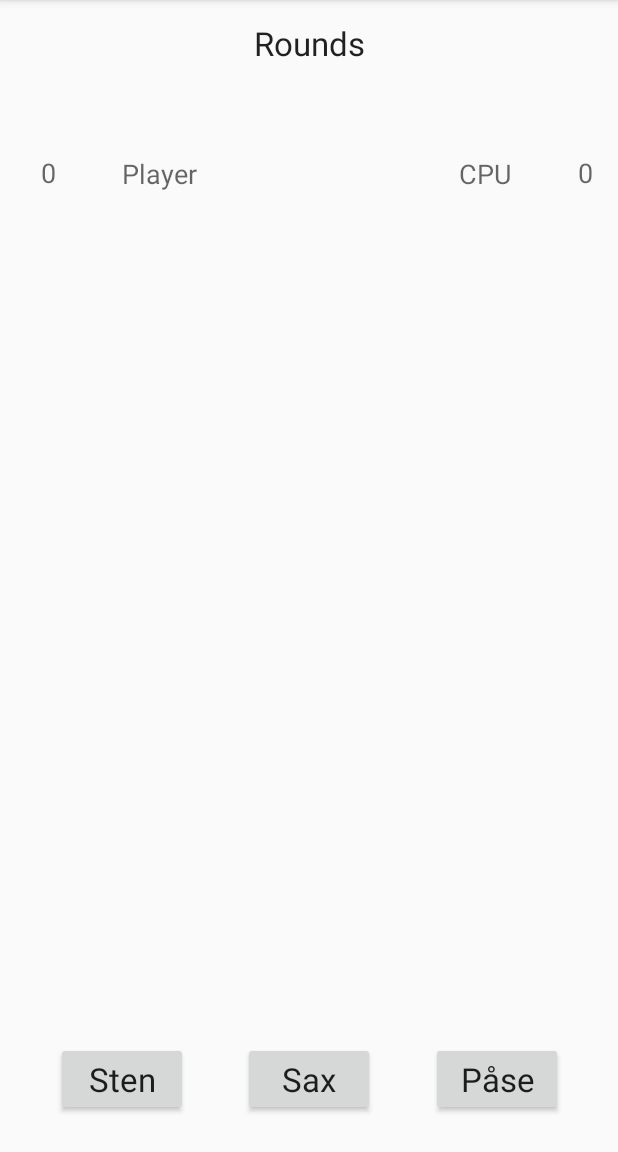
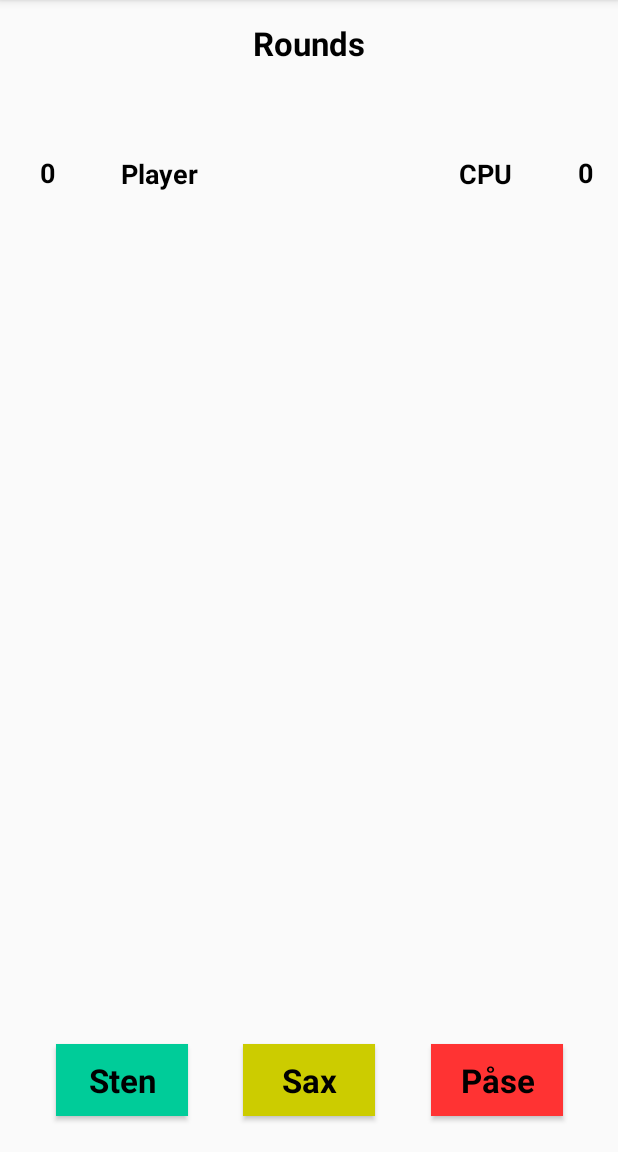
Before and after one commit to Nusret88/AndroidSSP, an Android app: the GameScreen screen opened directly, with no data from a screen before it, on a phone screen of 412 x 824 dp, the part 84-1236 px from its top. Run offline under Robolectric (Android 15) with nearby library versions, the phone set to English and light mode, and no system bars.

Commit message:
design changes

```diff
--- a/app/src/main/java/com/example/projektssp/GameMode.java
+++ b/app/src/main/java/com/example/projektssp/GameMode.java
@@ -4,6 +4,7 @@ import androidx.appcompat.app.AppCompatActivity;
 
 import android.content.Intent;
 import android.os.Bundle;
+import android.view.Gravity;
 import android.view.View;
 import android.widget.Button;
 import android.widget.RadioButton;
@@ -41,7 +42,8 @@ public class GameMode extends AppCompatActivity {
 
         radioButton = findViewById(radioId);
 
-        Toast.makeText(this,  radioButton.getText() + " rounds", Toast.LENGTH_LONG).show();
+        Toast.makeText(this,  radioButton.getText() + " rounds",Toast.LENGTH_LONG).show();
+
 
         gameModeStart.setEnabled(true);
 
@@ -109,8 +111,10 @@ public class GameMode extends AppCompatActivity {
     public static class DataHolder {
         private static int bestOf;
         private static int roundsOf;
+
         public static int getBestOf() {return bestOf;}
         public static void setBestOf(int bestOf) {DataHolder.bestOf = bestOf;}
+
         public static int getRoundsOf() {return roundsOf;}
         public static void setRoundsOf(int roundsOf) {DataHolder.roundsOf = roundsOf;}
     }
--- a/app/src/main/java/com/example/projektssp/ResultScreen.java
+++ b/app/src/main/java/com/example/projektssp/ResultScreen.java
@@ -3,6 +3,7 @@ package com.example.projektssp;
 import androidx.appcompat.app.AppCompatActivity;
 
 import android.content.Intent;
+import android.graphics.Color;
 import android.os.Bundle;
 import android.view.View;
 import android.widget.Button;
@@ -23,6 +24,7 @@ public class ResultScreen extends AppCompatActivity {
         cpuStats = findViewById(R.id.cpuStats);
 
         homeButton = findViewById(R.id.homeButton);
+        //homeButton.setBackgroundColor(Color.RED);
 
         roundStats.setText("Rounds: " + GameScreen.GameDataHolder.getRounds());
         playerStats.setText("Player: " + GameScreen.GameDataHolder.getPlayer());
@@ -50,7 +52,7 @@ public class ResultScreen extends AppCompatActivity {
         }
 
         if (GameScreen.GameDataHolder.getCpu() == GameScreen.GameDataHolder.getPlayer()) {
-            winnerStats.setText("There are no winner because it's a draw! " + "\n" + "Better luck next time!");
+            winnerStats.setText("There are no winner because it's a drawn! " + "\n" + "Better luck next time!");
         }
     }
 }
--- a/app/src/main/res/layout/activity_gamescreen.xml
+++ b/app/src/main/res/layout/activity_gamescreen.xml
@@ -12,6 +12,8 @@
         android:layout_height="wrap_content"
         android:layout_marginTop="14dp"
         android:text="@string/roundsNo"
+        android:textColor="@android:color/black"
+        android:textStyle="bold"
         android:textAppearance="@style/TextAppearance.AppCompat.Large"
         app:layout_constraintEnd_toEndOf="parent"
         app:layout_constraintStart_toStartOf="parent"
@@ -23,6 +25,9 @@
         android:layout_height="wrap_content"
         android:layout_marginBottom="24dp"
         android:text="@string/sax"
+        android:textColor="@android:color/black"
+        android:textStyle="bold"
+        android:background="#cccc00"
         android:textAppearance="@style/TextAppearance.AppCompat.Large"
         app:layout_constraintBottom_toBottomOf="parent"
         app:layout_constraintEnd_toEndOf="parent"
@@ -34,6 +39,9 @@
         android:layout_height="wrap_content"
         android:layout_marginBottom="24dp"
         android:text="@string/sten"
+        android:textColor="@android:color/black"
+        android:textStyle="bold"
+        android:background="#00cc99"
         android:textAppearance="@style/TextAppearance.AppCompat.Large"
         app:layout_constraintBottom_toBottomOf="parent"
         app:layout_constraintEnd_toStartOf="@+id/scissorButton"
@@ -45,6 +53,9 @@
         android:layout_height="wrap_content"
         android:layout_marginBottom="24dp"
         android:text="@string/påse"
+        android:textColor="@android:color/black"
+        android:textStyle="bold"
+        android:background="#ff3333"
         android:textAppearance="@style/TextAppearance.AppCompat.Large"
         app:layout_constraintBottom_toBottomOf="parent"
         app:layout_constraintEnd_toEndOf="parent"
@@ -55,6 +66,8 @@
         android:layout_width="wrap_content"
         android:layout_height="wrap_content"
         android:text="@string/player"
+        android:textColor="@android:color/black"
+        android:textStyle="bold"
         android:textAppearance="@style/TextAppearance.AppCompat.Medium"
         app:layout_constraintBottom_toTopOf="@+id/rockButton"
         app:layout_constraintEnd_toEndOf="parent"
@@ -68,6 +81,8 @@
         android:layout_width="wrap_content"
         android:layout_height="wrap_content"
         android:text="@string/cpu"
+        android:textColor="@android:color/black"
+        android:textStyle="bold"
         android:textAppearance="@style/TextAppearance.AppCompat.Medium"
         app:layout_constraintBottom_toTopOf="@+id/paperButton"
         app:layout_constraintEnd_toEndOf="parent"
@@ -144,6 +159,8 @@
         android:layout_height="wrap_content"
         android:layout_marginEnd="32dp"
         android:text="@string/PlayerScore"
+        android:textColor="@android:color/black"
+        android:textStyle="bold"
         android:textAppearance="@style/TextAppearance.AppCompat.Medium"
         app:layout_constraintBottom_toBottomOf="parent"
         app:layout_constraintEnd_toStartOf="@+id/player"
@@ -158,6 +175,8 @@
         android:layout_height="wrap_content"
         android:layout_marginStart="32dp"
         android:text="@string/CpuScore"
+        android:textColor="@android:color/black"
+        android:textStyle="bold"
         android:textAppearance="@style/TextAppearance.AppCompat.Medium"
         app:layout_constraintBottom_toBottomOf="parent"
         app:layout_constraintEnd_toEndOf="parent"
--- a/app/src/main/res/layout/activity_main.xml
+++ b/app/src/main/res/layout/activity_main.xml
@@ -11,7 +11,9 @@
         android:layout_width="wrap_content"
         android:layout_height="wrap_content"
         android:text="@string/title"
+        android:textColor="@android:color/black"
         android:textAppearance="@style/TextAppearance.AppCompat.Large"
+        android:textStyle="bold"
         app:layout_constraintBottom_toBottomOf="parent"
         app:layout_constraintEnd_toEndOf="parent"
         app:layout_constraintHorizontal_bias="0.498"
@@ -28,6 +30,9 @@
         android:layout_marginTop="220dp"
         android:layout_marginBottom="320dp"
         android:text="@string/startbutton"
+        android:textColor="@android:color/black"
+        android:background="#70db70"
+        android:textStyle="bold"
         app:layout_constraintBottom_toBottomOf="parent"
         app:layout_constraintEnd_toEndOf="parent"
         app:layout_constraintHorizontal_bias="0.498"
```
Also changed, not shown: app/src/main/java/com/example/projektssp/GameScreen.java (+5 -5 lines), app/src/main/res/layout/activity_gamemode.xml (+20 -0 lines), app/src/main/res/layout/activity_resultscreen.xml (+8 -0 lines), app/src/main/res/values/colors.xml (+7 -0 lines).
